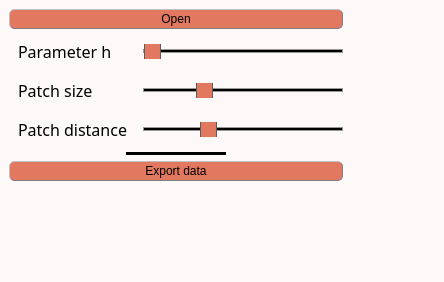
The window that inichord/Denoise_2Dmap.ui (Cyril-Langlois/iniCHORD) describes before a commit, drawn with Qt 5.
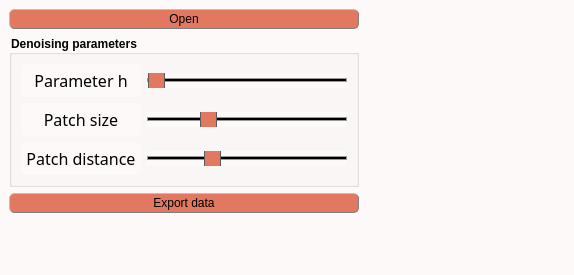
The same window after the commit. Icons and pictures are not drawn. Custom widgets are drawn as their Qt base class.

Diff of the .ui file:
```diff
--- a/inichord/Denoise_2Dmap.ui
+++ b/inichord/Denoise_2Dmap.ui
@@ -9,8 +9,8 @@
    <rect>
     <x>0</x>
     <y>0</y>
-    <width>444</width>
-    <height>282</height>
+    <width>548</width>
+    <height>275</height>
    </rect>
   </property>
   <property name="sizePolicy">
@@ -72,12 +72,6 @@
 /* Padding 2 */
 QPushButton, QPushButton:hover, QCheckBox {padding : 2px;}
 
-/* Gestion taille des QCheckBoxes */
-QCheckBox::indicator:unchecked, QCheckBox::indicator:unchecked:hover, QCheckBox::indicator:checked, QCheckBox::indicator:checked:hover  {
-	width :15px;
-	height : 15px;
-}
-
 QLabel {
 	Border-radius : 5px;
 	border-width : 0px;
@@ -174,6 +168,10 @@
     height: 30px;
     margin: -10px 0; /* handle is placed by default on the contents rect of the groove. Expand outside the groove */
     border-radius: 3px;
+}
+
+QGroupBox {
+    font-weight: bold;
 }</string>
   </property>
   <property name="toolButtonStyle">
@@ -209,6 +207,12 @@
          </widget>
         </item>
         <item>
+         <widget class="QGroupBox" name="groupBox">
+          <property name="title">
+           <string>Denoising parameters</string>
+          </property>
+          <layout class="QVBoxLayout" name="verticalLayout_3">
+           <item>
          <layout class="QHBoxLayout" name="horizontalLayout">
           <item>
            <widget class="QLabel" name="label_h">
@@ -240,6 +244,9 @@
             <property name="textFormat">
              <enum>Qt::PlainText</enum>
             </property>
+               <property name="alignment">
+                <set>Qt::AlignCenter</set>
+               </property>
            </widget>
           </item>
           <item>
@@ -307,6 +314,9 @@
             <property name="text">
              <string>Patch size</string>
             </property>
+               <property name="alignment">
+                <set>Qt::AlignCenter</set>
+               </property>
            </widget>
           </item>
           <item>
@@ -371,6 +381,9 @@
             <property name="text">
              <string>Patch distance</string>
             </property>
+               <property name="alignment">
+                <set>Qt::AlignCenter</set>
+               </property>
            </widget>
           </item>
           <item>
@@ -406,32 +419,7 @@
           </item>
          </layout>
         </item>
-        <item alignment="Qt::AlignHCenter">
-         <widget class="Line" name="line1_2">
-          <property name="sizePolicy">
-           <sizepolicy hsizetype="Fixed" vsizetype="Fixed">
-            <horstretch>0</horstretch>
-            <verstretch>0</verstretch>
-           </sizepolicy>
-          </property>
-          <property name="minimumSize">
-           <size>
-            <width>100</width>
-            <height>0</height>
-           </size>
-          </property>
-          <property name="frameShadow">
-           <enum>QFrame::Plain</enum>
-          </property>
-          <property name="lineWidth">
-           <number>5</number>
-          </property>
-          <property name="midLineWidth">
-           <number>5</number>
-          </property>
-          <property name="orientation">
-           <enum>Qt::Horizontal</enum>
-          </property>
+          </layout>
          </widget>
         </item>
         <item>
@@ -473,6 +461,12 @@
             <verstretch>0</verstretch>
            </sizepolicy>
           </property>
+          <property name="minimumSize">
+           <size>
+            <width>200</width>
+            <height>0</height>
+           </size>
+          </property>
          </widget>
         </item>
        </layout>
```
Left out of the diff: 4 changed lines with no effect on the pictures. Lines whose indentation alone changed are shown as unchanged.
